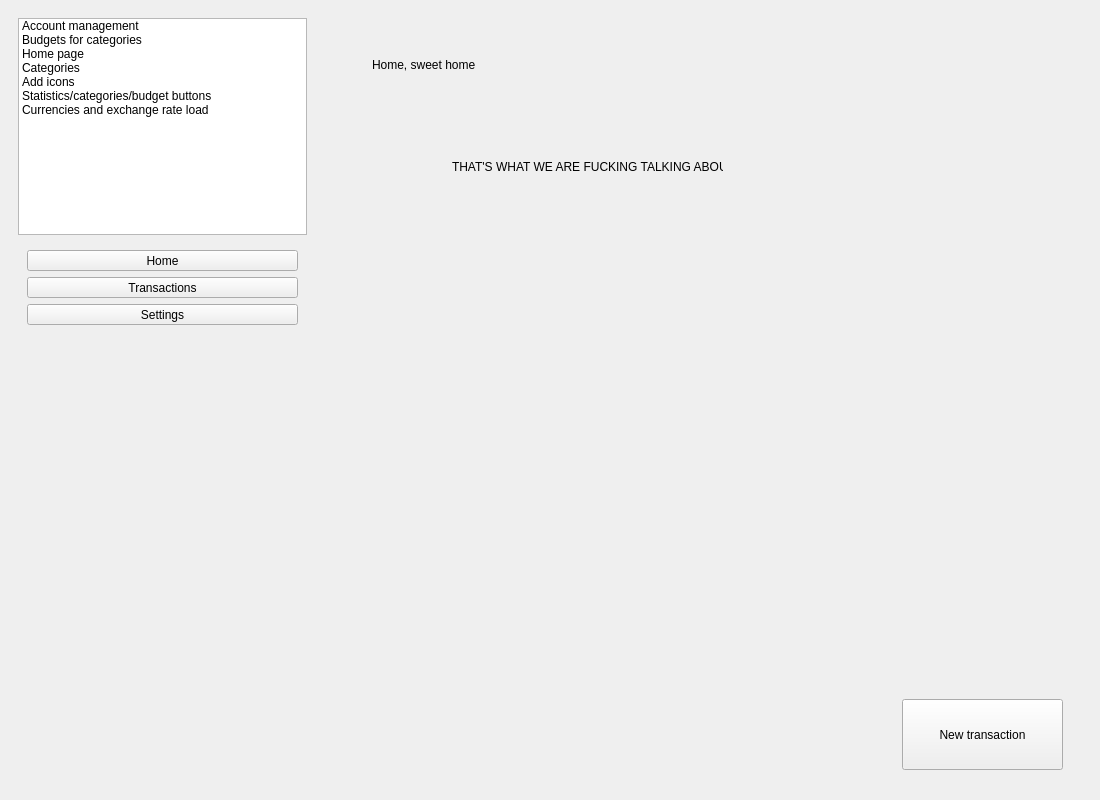
The window that Desktop/mainwindow.ui (david4more/Finance) describes before a commit, drawn with Qt 5.
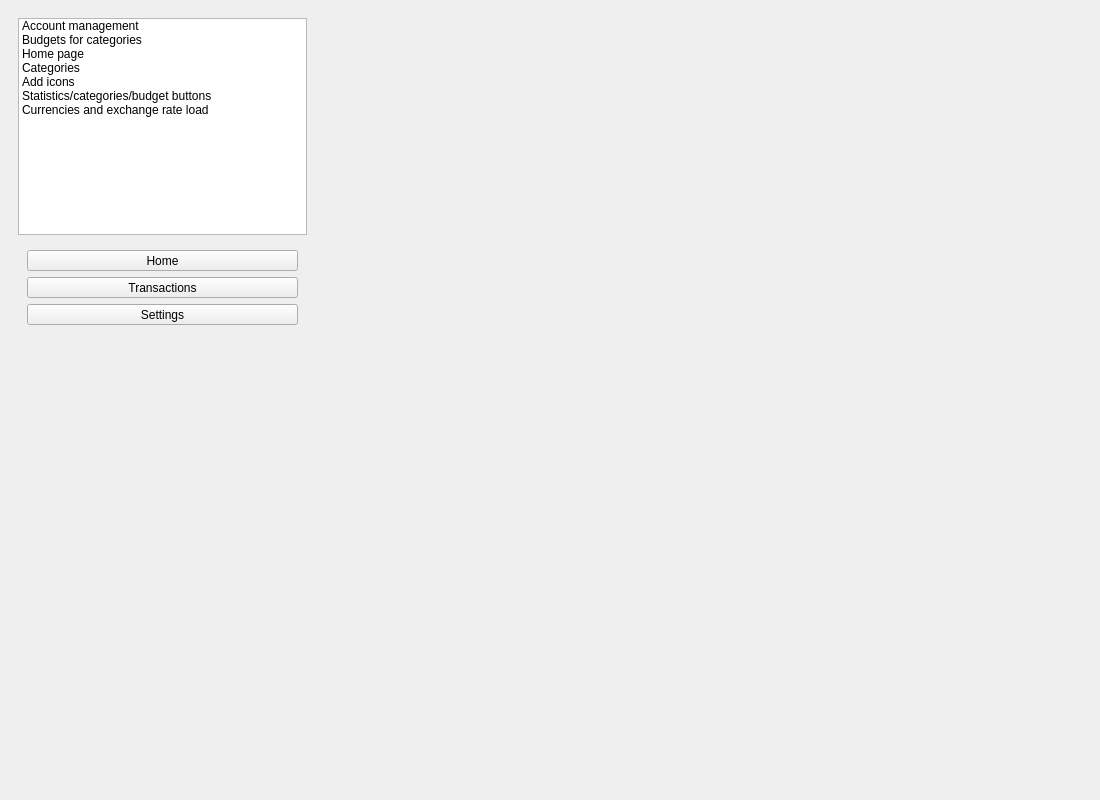
The same window after the commit. Custom widgets are drawn as their Qt base class.

Commit message: add currencies class, exchange rate initialization placeholder, backend error signals, placeholder plots

The edit to the form file:
```diff
--- a/Desktop/mainwindow.ui
+++ b/Desktop/mainwindow.ui
@@ -154,53 +154,24 @@
        <number>0</number>
       </property>
       <widget class="QWidget" name="home">
-       <widget class="QLabel" name="label">
+       <widget class="QCustomPlot" name="financesPlot" native="true">
+        <property name="geometry">
+         <rect>
+          <x>390</x>
+          <y>20</y>
+          <width>361</width>
+          <height>391</height>
+         </rect>
+        </property>
+       </widget>
+       <widget class="QCustomPlot" name="categoriesPlot" native="true">
         <property name="geometry">
          <rect>
           <x>50</x>
           <y>40</y>
-          <width>161</width>
-          <height>31</height>
+          <width>301</width>
+          <height>371</height>
          </rect>
-        </property>
-        <property name="text">
-         <string>Home, sweet home</string>
-        </property>
-       </widget>
-       <widget class="QCustomPlot" name="plot" native="true">
-        <property name="geometry">
-         <rect>
-          <x>50</x>
-          <y>200</y>
-          <width>461</width>
-          <height>291</height>
-         </rect>
-        </property>
-       </widget>
-       <widget class="QLabel" name="label_3">
-        <property name="geometry">
-         <rect>
-          <x>130</x>
-          <y>150</y>
-          <width>271</width>
-          <height>16</height>
-         </rect>
-        </property>
-        <property name="text">
-         <string>THAT'S WHAT WE ARE FUCKING TALKING ABOUT</string>
-        </property>
-       </widget>
-       <widget class="QToolButton" name="toolButton">
-        <property name="geometry">
-         <rect>
-          <x>580</x>
-          <y>690</y>
-          <width>161</width>
-          <height>71</height>
-         </rect>
-        </property>
-        <property name="text">
-         <string>New transaction</string>
         </property>
        </widget>
       </widget>
```
The commit also changes 8 other files.
